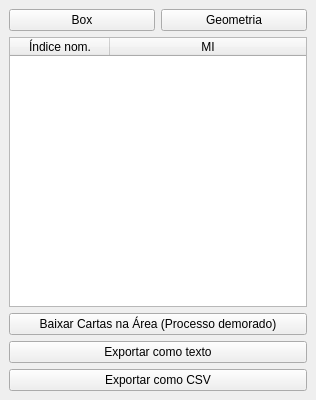
The window that EBGeo/DeterminarMIArea/detMIArea_dockwidget_base.ui (dsgoficial/EBGeo_Desktop) describes before a commit, drawn with Qt 5.
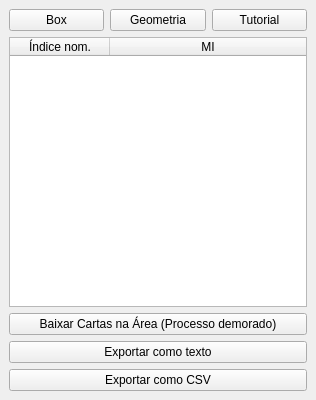
The same window after the commit.

Commit message: Add Tutorial Button

The edit to the form file:
```diff
--- a/EBGeo/DeterminarMIArea/detMIArea_dockwidget_base.ui
+++ b/EBGeo/DeterminarMIArea/detMIArea_dockwidget_base.ui
@@ -51,7 +51,23 @@
          <string>Geometria</string>
         </property>
         <property name="checkable">
-         <bool>true</bool>
+         <bool>false</bool>
+        </property>
+        <property name="checked">
+         <bool>false</bool>
+        </property>
+        <property name="autoExclusive">
+         <bool>false</bool>
+        </property>
+       </widget>
+      </item>
+      <item>
+       <widget class="QPushButton" name="tutorialButton">
+        <property name="text">
+         <string>Tutorial</string>
+        </property>
+        <property name="checkable">
+         <bool>false</bool>
         </property>
         <property name="checked">
          <bool>false</bool>
```
The commit also changes 2 other files.
